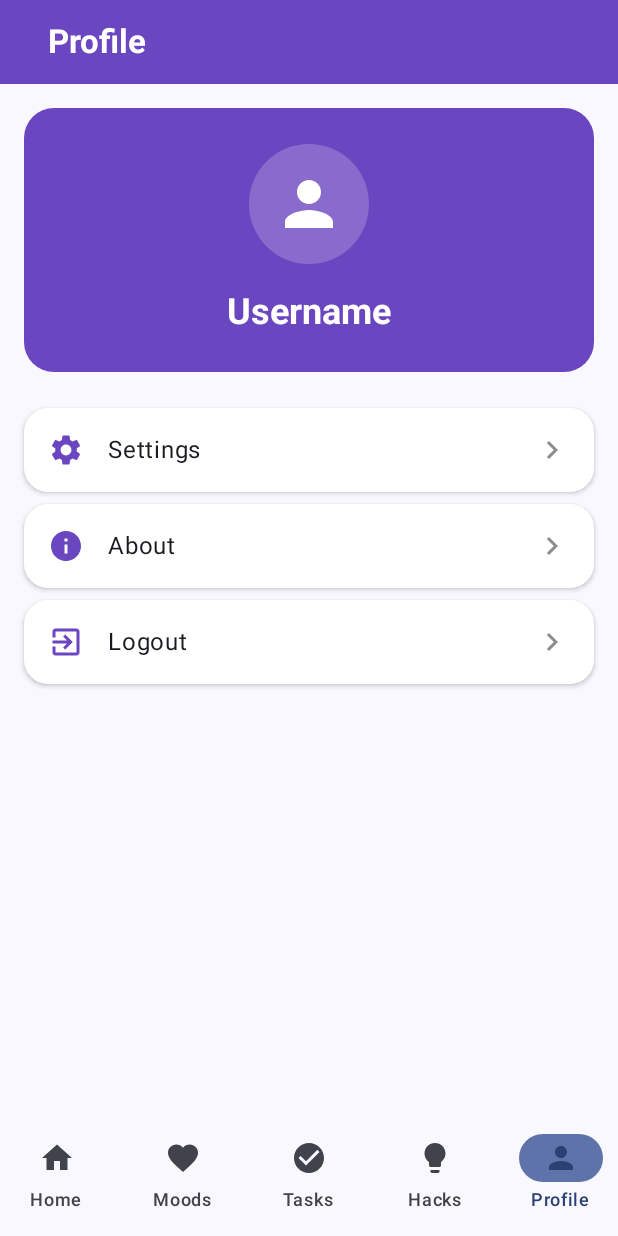
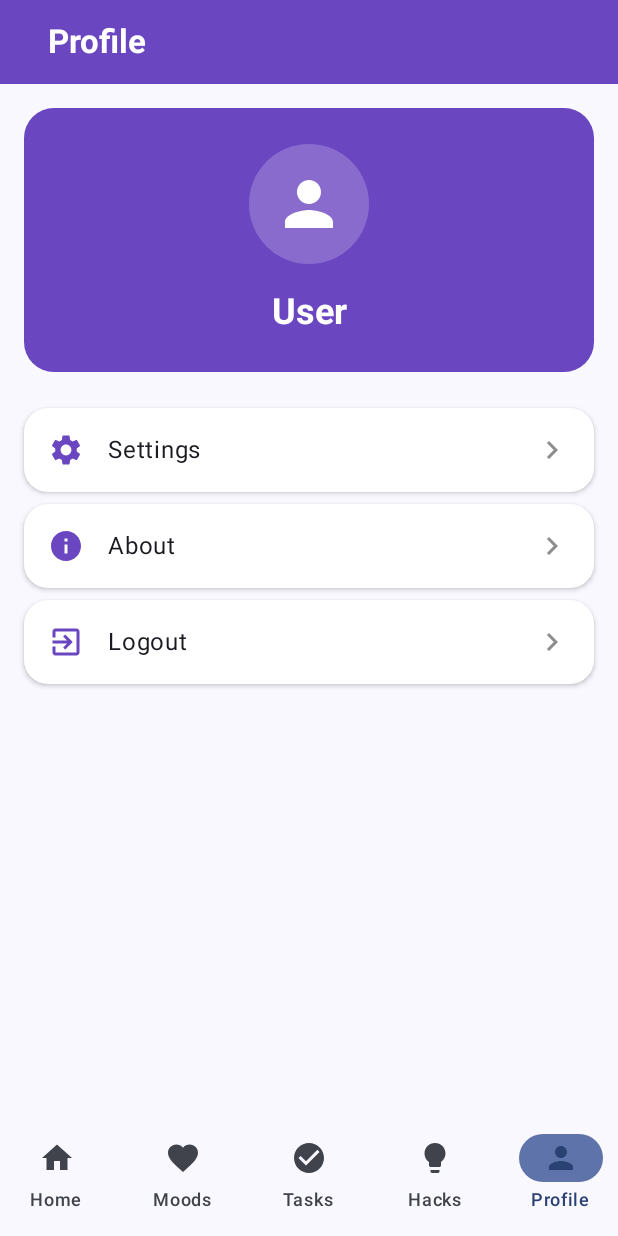
Before and after one commit to leen938/Moodmate, an Android app built with Jetpack Compose: the ProfileScreen screen opened through its navigation route, on a phone screen of 412 x 824 dp. Run offline under Robolectric (Android 15) with nearby library versions, the phone set to English and light mode, and no system bars.

Commit message:
added The username display in profile screen and added functionality to settings and about pages

```diff
--- a/android/app/src/main/java/com/moodmate/navigation/NavGraph.kt
+++ b/android/app/src/main/java/com/moodmate/navigation/NavGraph.kt
@@ -15,6 +15,9 @@ sealed class Screen(val route: String) {
     object AddTask : Screen("add_task")
     object Hacks : Screen("hacks")
     object Profile : Screen("profile")
+    object Settings : Screen("settings")
+    object About : Screen("about")
+
 }
 
 @Composable
@@ -47,5 +50,13 @@ fun NavGraph(navController: NavHostController) {
         composable(Screen.Profile.route) {
             ProfileScreen(navController = navController)
         }
+        composable(Screen.Settings.route) {
+            SettingsScreen(navController)
+        }
+
+        composable(Screen.About.route) {
+            AboutScreen(navController)
+        }
+
     }
 }
--- a/android/app/src/main/java/com/moodmate/ui/screens/ProfileScreen.kt
+++ b/android/app/src/main/java/com/moodmate/ui/screens/ProfileScreen.kt
@@ -5,15 +5,30 @@ import androidx.compose.foundation.layout.*
 import androidx.compose.foundation.shape.CircleShape
 import androidx.compose.foundation.shape.RoundedCornerShape
 import androidx.compose.material.icons.Icons
-import androidx.compose.material.icons.filled.*
-import androidx.compose.material3.*
-import androidx.compose.runtime.*
+import androidx.compose.material.icons.filled.ChevronRight
+import androidx.compose.material.icons.filled.ExitToApp
+import androidx.compose.material.icons.filled.Info
+import androidx.compose.material.icons.filled.Person
+import androidx.compose.material.icons.filled.Settings
+import androidx.compose.material3.Card
+import androidx.compose.material3.CardDefaults
+import androidx.compose.material3.ExperimentalMaterial3Api
+import androidx.compose.material3.Icon
+import androidx.compose.material3.MaterialTheme
+import androidx.compose.material3.Scaffold
+import androidx.compose.material3.Surface
+import androidx.compose.material3.Text
+import androidx.compose.runtime.Composable
+import androidx.compose.runtime.collectAsState
+import androidx.compose.runtime.getValue
 import androidx.compose.ui.Alignment
 import androidx.compose.ui.Modifier
 import androidx.compose.ui.draw.clip
+import androidx.compose.ui.platform.LocalContext
 import androidx.compose.ui.text.font.FontWeight
 import androidx.compose.ui.unit.dp
 import androidx.navigation.NavController
+import com.moodmate.data.local.TokenManager
 import com.moodmate.navigation.Screen
 import com.moodmate.ui.components.BottomNavBar
 import com.moodmate.ui.components.CustomTopAppBar
@@ -21,7 +36,13 @@ import com.moodmate.ui.theme.PurplePrimary
 import com.moodmate.ui.theme.White
 
 @Composable
-fun ProfileScreen(navController: NavController) {
+fun ProfileScreen(
+    navController: NavController,
+    tokenManager: TokenManager = TokenManager(LocalContext.current)
+) {
+    // Read username from DataStore / TokenManager
+    val username by tokenManager.username.collectAsState(initial = "User")
+
     Column(modifier = Modifier.fillMaxSize()) {
         CustomTopAppBar(title = "Profile")
 
@@ -36,7 +57,8 @@ fun ProfileScreen(navController: NavController) {
                 horizontalAlignment = Alignment.CenterHorizontally,
                 verticalArrangement = Arrangement.spacedBy(24.dp)
             ) {
-                // Profile Header
+
+                // Profile header card
                 Card(
                     modifier = Modifier.fillMaxWidth(),
                     shape = RoundedCornerShape(20.dp),
@@ -60,15 +82,16 @@ fun ProfileScreen(navController: NavController) {
                             contentAlignment = Alignment.Center
                         ) {
                             Icon(
-                                Icons.Default.Person,
+                                imageVector = Icons.Default.Person,
                                 contentDescription = "Profile",
                                 tint = White,
                                 modifier = Modifier.size(48.dp)
                             )
                         }
 
+                        // Username text
                         Text(
-                            "Username",
+                            text = username ?: "User",
                             style = MaterialTheme.typography.headlineSmall,
                             color = White,
                             fontWeight = FontWeight.Bold
@@ -76,7 +99,7 @@ fun ProfileScreen(navController: NavController) {
                     }
                 }
 
-                // Settings
+                // Menu items
                 Column(
                     modifier = Modifier.fillMaxWidth(),
                     verticalArrangement = Arrangement.spacedBy(8.dp)
@@ -84,18 +107,25 @@ fun ProfileScreen(navController: NavController) {
                     ProfileMenuItem(
                         icon = Icons.Default.Settings,
                         title = "Settings",
-                        onClick = { }
+                        onClick = {
+                            navController.navigate(Screen.Settings.route)
+                        }
                     )
+
                     ProfileMenuItem(
                         icon = Icons.Default.Info,
                         title = "About",
-                        onClick = { }
+                        onClick = {
+                            navController.navigate(Screen.About.route)
+                        }
                     )
+
                     ProfileMenuItem(
                         icon = Icons.Default.ExitToApp,
                         title = "Logout",
                         onClick = {
-                            // TODO: Logout
+                            // Optional: launch a coroutine to clear token
+                            // e.g. rememberCoroutineScope().launch { tokenManager.clearToken() }
                             navController.navigate(Screen.Login.route) {
                                 popUpTo(Screen.Home.route) { inclusive = true }
                             }
@@ -107,6 +137,7 @@ fun ProfileScreen(navController: NavController) {
     }
 }
 
+@OptIn(ExperimentalMaterial3Api::class)
 @Composable
 fun ProfileMenuItem(
     icon: androidx.compose.ui.graphics.vector.ImageVector,
@@ -124,22 +155,26 @@ fun ProfileMenuItem(
             modifier = Modifier
                 .fillMaxWidth()
                 .padding(16.dp),
-            horizontalArrangement = Arrangement.spacedBy(16.dp),
+            horizontalArrangement = Arrangement.Start,
             verticalAlignment = Alignment.CenterVertically
         ) {
             Icon(
-                icon,
+                imageVector = icon,
                 contentDescription = title,
                 tint = PurplePrimary,
                 modifier = Modifier.size(24.dp)
             )
+
+            Spacer(modifier = Modifier.width(16.dp))
+
             Text(
-                title,
+                text = title,
                 style = MaterialTheme.typography.bodyLarge,
                 modifier = Modifier.weight(1f)
             )
+
             Icon(
-                Icons.Default.ChevronRight,
+                imageVector = Icons.Default.ChevronRight,
                 contentDescription = null,
                 tint = MaterialTheme.colorScheme.onSurface.copy(alpha = 0.5f)
             )
```
Also changed, not shown: android/app/src/main/java/com/moodmate/LoginViewModel.kt (+11 -4 lines), android/app/src/main/java/com/moodmate/data/local/TokenManager.kt (+18 -2 lines), android/app/src/main/java/com/moodmate/ui/screens/AboutScreen.kt (added, +20 -0 lines), android/app/src/main/java/com/moodmate/ui/screens/SetttingsScreen.kt (added, +20 -0 lines), 1 other file.
